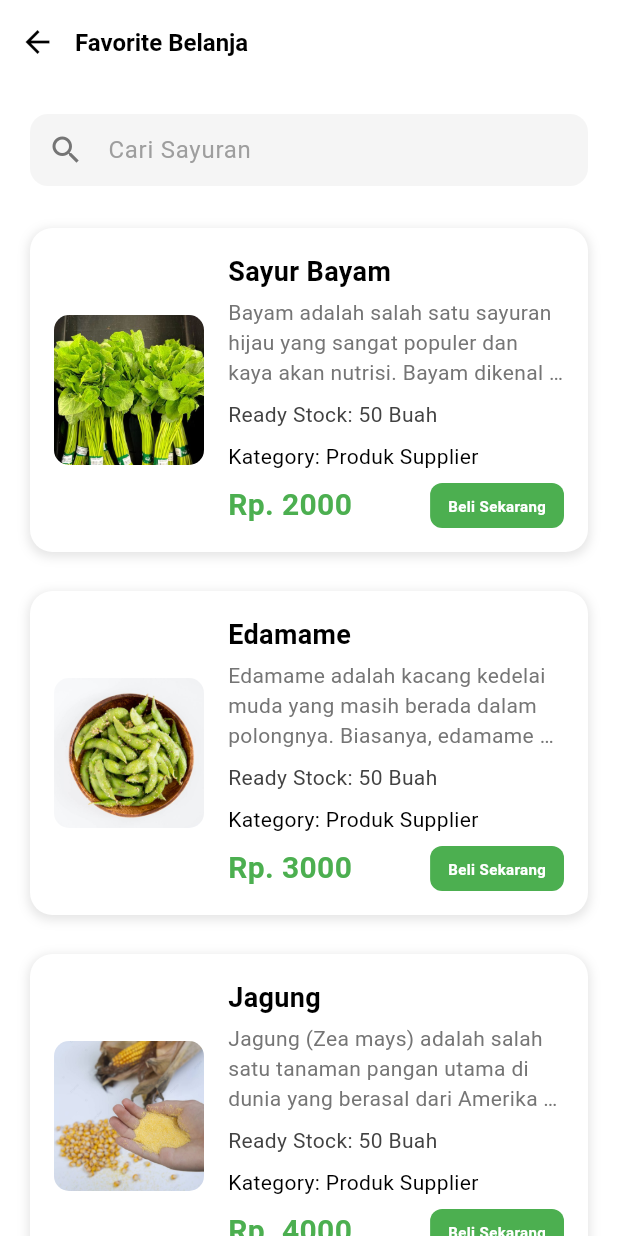
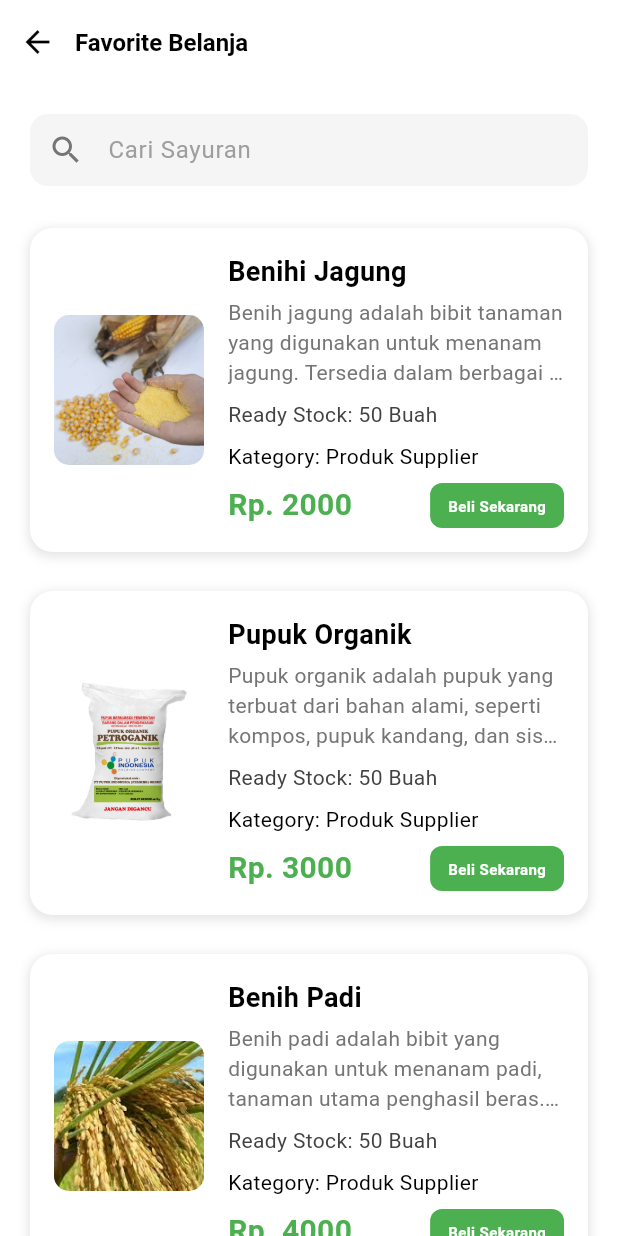
Before and after one commit to firdausmuh/agrolink_app, a Flutter app: the FavoriteBelanjaScreen screen opened directly, on a phone screen of 412 x 824 dp. Run offline on Flutter 3.47's test engine with Material 3 defaults, Android fonts, the phone set to English and light mode, and no system bars; our stand-ins replace image_picker, shared_preferences; missing offline and left inert: dart:ffi; accounts and stored records are empty.

Commit message:
model every product

```diff
--- a/lib/models/Produsen.dart
+++ b/lib/models/Produsen.dart
@@ -24,33 +24,33 @@ class produk_produsen {
 
 List<produk_produsen> produsens = [
   produk_produsen(
-      title: "Sayur Kangkung",
-      description: "Kangkung yang memiliki nama ilmiah Ipomoea aquatica adalah salah satu sayuran hijau",
+      title: "Basreng Daun Jeruk ",
+      description: "Basreng (bakso goreng) daun jeruk adalah camilan renyah yang terbuat dari bakso ikan yang digoreng hingga kering, kemudian diberi taburan daun jeruk untuk aroma segar dan rasa khas.",
       readyStock: "20Pack",
       category: "Produk Produsen",
-      imageUrl: ['assets/images/produsen/sayur_kangkung1.png'],
+      imageUrl: ['assets/images/produsen/Basreng_daun_jeruk.png'],
       harga: 6000,
       rating: 3.2,
       jumlah: [10, 20, 30, 40, 50, 60],
-      satuan: 'kg'
+      satuan: 'gram'
   ),
   produk_produsen(
-      title: "Sayur Sawi Jadi",
-      description: "Sawi adalah jenis sayuran hijau",
+      title: "Bumbu Kari",
+      description: "Bumbu kari siap saji adalah campuran rempah yang diracik secara praktis untuk membuat hidangan kari. Biasanya terdiri dari bahan seperti kunyit, ketumbar, jintan, dan santan bubuk.",
       readyStock: "20Pcs",
       category: "Produk Produsen",
-      imageUrl: ['assets/images/produsen/sayur_sawi1.png'],
+      imageUrl: ['assets/images/produsen/bumbu_kari.png'],
       harga: 2000,
       rating: 4.2,
       jumlah: [10, 20, 30, 40, 50, 60],
-      satuan: 'pcs'
+      satuan: 'gram'
   ),
   produk_produsen(
-      title: "Buah Naga Segar",
-      description: "Buah naga dikenal sebagai adalah buah tropis dan merupakan buah segar sehat untuk badan",
+      title: "Beras Premium",
+      description: "Beras premium adalah jenis beras berkualitas tinggi dengan butiran utuh, bersih, dan mengkilap. Memiliki tekstur pulen dan aroma harum saat dimasak, beras ini cocok untuk hidangan istimewa.",
       readyStock: "20Kg",
       category: "Produk Produsen",
-      imageUrl: ['assets/images/produsen/buah_naga1.png'],
+      imageUrl: ['assets/images/produsen/beras_premium.png'],
       harga: 9000,
       rating: 3.2,
       jumlah: [10, 20, 30, 40, 50, 60],
--- a/lib/models/Retailer.dart
+++ b/lib/models/Retailer.dart
@@ -26,36 +26,34 @@ class produk_retailer {
 
 List<produk_retailer> retailers = [
   produk_retailer(
-      title: "Beras Premium",
-      description: "Beras Premium adalah jenis beras berkualitas tinggi yang biasanya memiliki ciri-ciri tertentu berdasarkan standar pengolahan, tekstur, warna, dan rasa. Beras ini sering menjadi pilihan utama bagi konsumen yang menginginkan nasi yang pulen, bersih, dan lezat. Ciri-ciri Beras Premium: Ukuran butirnya seragam dan utuh, Bebas dari butir patah, kotoran, atau gabah. Tidak mengandung campuran jenis beras lain.",
+      title: "Selada Organik",
+      description: "Selada organik adalah sayuran hijau segar yang ditanam tanpa menggunakan pestisida atau bahan kimia sintetis, menjadikannya pilihan sehat untuk konsumsi",
       readyStock: "20Kg",
       category: "Produk Retailer",
-      imageUrl: ['assets/images/retailer/beras.png', 'assets/images/retailer/beras.png'],
+      imageUrl: ['assets/images/retailer/selada_organik.png', 'assets/images/retailer/selada_organik2.png'],
       harga: 65000,
       rating: 3.2,
       jumlah: [10, 20, 30, 40, 50, 60],
       satuan: 'kg',
   ),
   produk_retailer(
-      title: "Keripik Kentang",
-      description: "Keripik Kentang adalah camilan populer yang terbuat dari irisan tipis kentang yang digoreng hingga renyah. Camilan ini memiliki tekstur renyah, rasa gurih, dan sering diolah dengan berbagai bumbu tambahan untuk menambah variasi rasa.",
+      title: "Bawang Merah",
+      description: "Bawang merah adalah umbi rempah digunakan sebagai bumbu dasar masakan.  Aroma khas dan rasa yang sedikit manis ketika dimasak, bawang merah kaya akan senyawa antioksidan, vitamin C",
       readyStock: "20Pcs",
       category: "Produk Retailer",
-      imageUrl: ['assets/images/retailer/keripik_kentang.png', 'assets/images/retailer/keripik_kentang.png'],
-      //shopImage: ['assets/images/toko/jagung'],
+      imageUrl: ['assets/images/retailer/bawang_merah.png'],
       harga: 15000,
       rating: 4.2,
       jumlah: [10, 20, 30, 40, 50, 60],
-      satuan: 'pcs',
+      satuan: 'kg',
 
   ),
   produk_retailer(
-      title: "Selada Organik",
-      description: "Selada Organik adalah jenis sayuran hijau yang ditanam tanpa penggunaan pestisida kimia, pupuk sintetis, atau bahan tambahan berbahaya lainnya. Selada ini menjadi pilihan populer bagi mereka yang mengutamakan gaya hidup sehat dan peduli terhadap lingkungan.",
+      title: "Wortel",
+      description: "Wortel adalah sayuran yang dikenal kaya akan beta-karoten, vitamin A, dan serat. Wortel sering dikonsumsi mentah, dimasak dalam sup, atau dijadikan jus. Rasanya manis alami, menjadikannya populer untuk segala usia.",
       readyStock: "20Kg",
       category: "Produk Retailer",
-      imageUrl: ['assets/images/retailer/selada_organik.png', 'assets/images/retailer/selada_organik.png'],
-      //shopImage: ['assets/images/toko/jagung'],
+      imageUrl: ['assets/images/retailer/wortel.png'],
       harga: 65000,
       rating: 3.2,
       jumlah: [10, 20, 30, 40, 50, 60],
--- a/lib/models/Supplier.dart
+++ b/lib/models/Supplier.dart
@@ -24,58 +24,34 @@ class produk_supplier {
 
 List<produk_supplier> suppliers = [
   produk_supplier(
-    title: "Sayur Bayam",
-    description: "Bayam adalah salah satu sayuran hijau yang sangat populer dan kaya akan nutrisi. Bayam dikenal sebagai sumber zat besi yang tinggi, sehingga sering disebut sebagai superfood. Sayur ini berasal dari keluarga Amaranthaceae dan banyak digunakan dalam berbagai masakan di seluruh dunia.",
+    title: "Benihi Jagung",
+    description: "Benih jagung adalah bibit tanaman yang digunakan untuk menanam jagung. Tersedia dalam berbagai varietas yang dapat disesuaikan dengan iklim dan kebutuhan petani",
     readyStock: "50 Buah",
     category: "Produk Supplier",
-    imageUrl: ['assets/images/produk_supplier/bayam1.png','assets/images/produk_supplier/bayam2.png',],
+    imageUrl: ['assets/images/produk_supplier/benih_jagung.png',],
     harga: 2000,
     rating: 4.2,
     jumlah: [10, 20, 30, 40, 50, 60],
-    satuan: 'gr'
+    satuan: 'Kg'
   ),
   produk_supplier(
-      title: "Edamame",
-      description:
-          "Edamame adalah kacang kedelai muda yang masih berada dalam polongnya. Biasanya, edamame direbus atau dikukus dengan sedikit garam untuk menghasilkan rasa yang gurih dan lezat. Edamame sering dijadikan camilan sehat atau tambahan dalam masakan Asia, terutama dalam masakan Jepang dan Korea.",
+      title: "Pupuk Organik",
+      description: "Pupuk organik adalah pupuk yang terbuat dari bahan alami, seperti kompos, pupuk kandang, dan sisa-sisa tanaman. Pupuk ini kaya akan unsur hara yang dibutuhkan oleh tanaman.",
       readyStock: "50 Buah",
       category: "Produk Supplier",
-      imageUrl: ['assets/images/produk_supplier/edamame2.png','assets/images/produk_supplier/edamame1.png',],
+      imageUrl: ['assets/images/produk_supplier/pupuk_organik.png',],
       harga: 3000,
       rating: 4.4,
       jumlah: [10, 20, 30, 40, 50, 60],
-      satuan: 'kg'),
+      satuan: 'Kg'),
   produk_supplier(
-      title: "Jagung",
-      description:
-          "Jagung (Zea mays) adalah salah satu tanaman pangan utama di dunia yang berasal dari Amerika Tengah dan Selatan. Tanaman ini termasuk dalam keluarga rumput-rumputan (Poaceae) dan menjadi sumber karbohidrat penting bagi banyak masyarakat. Jagung sering digunakan dalam berbagai bentuk, baik sebagai bahan makanan pokok, camilan, maupun bahan baku industri.",
+      title: "Benih Padi",
+      description: "Benih padi adalah bibit yang digunakan untuk menanam padi, tanaman utama penghasil beras. Benih padi berkualitas baik akan menghasilkan tanaman yang sehat dan produktif.",
       readyStock: "50 Buah",
       category: "Produk Supplier",
-      imageUrl: ['assets/images/produk_supplier/benih_jagung.png',],
+      imageUrl: ['assets/images/produk_supplier/benih_padi.png',],
       harga: 4000,
       rating: 4.1,
       jumlah: [10, 20, 30, 40, 50, 60],
-      satuan: 'kw'),
-  produk_supplier(
-      title: "Labu",
-      description:
-          "Labu adalah jenis sayuran yang berasal dari keluarga Cucurbitaceae yang memiliki berbagai varietas seperti labu kuning, labu air, dan labu siam. Labu dikenal karena rasanya yang manis alami, tekstur lembut, serta kandungan nutrisi yang tinggi. Labu sering digunakan dalam berbagai hidangan, mulai dari sup, makanan penutup, hingga camilan.",
-      readyStock: "50 Buah",
-      category: "Produk Supplier",
-      imageUrl: ['assets/images/produk_supplier/benih_padi.png','assets/images/produk_supplier/benih_padi.png',],
-      harga: 100,
-      rating: 4.2,
-      jumlah: [10, 20, 30, 40, 50, 60],
-      satuan: 'karung'),
-  produk_supplier(
-      title: "Terong",
-      description:
-          "Terong (Solanum melongena) adalah salah satu jenis sayuran yang berasal dari keluarga Solanaceae. Terong memiliki ciri khas dengan kulit yang halus dan berwarna ungu, meskipun ada juga terong berwarna hijau, putih, atau kuning. Terong sering digunakan dalam berbagai masakan, baik itu digoreng, dipanggang, atau dijadikan bahan sup.",
-      readyStock: "50 Buah",
-      category: "Produk Supplier",
-      imageUrl: ['assets/images/produk_supplier/benih_padi.png','assets/images/produk_supplier/benih_padi.png',],
-      harga: 1000,
-      rating: 4.2,
-      jumlah: [10, 20, 30, 40, 50, 60],
-      satuan: 'kg'),
+      satuan: 'Ton'),
 ];
--- a/lib/screens/keranjang/checkout_screen.dart
+++ b/lib/screens/keranjang/checkout_screen.dart
@@ -1,5 +1,4 @@
 import 'package:agrolink/screens/pembayaran/payment_screen.dart';
-import 'package:agrolink/screens/riwayat_transaksi/riwayat_screen.dart';
 import 'package:flutter/material.dart';
 
 class CheckoutScreen extends StatefulWidget {
```
Also changed, not shown: lib/models/Distributor.dart (+9 -9 lines), assets/images/distributor/bumbu_kari.png (deleted), assets/images/distributor/pakan_ayam.png (deleted), assets/images/distributor/pakanayam2.png (deleted), assets/images/produk_supplier/pupuk_organik.png (renamed from assets/images/distributor/pupuk_organik.png).
